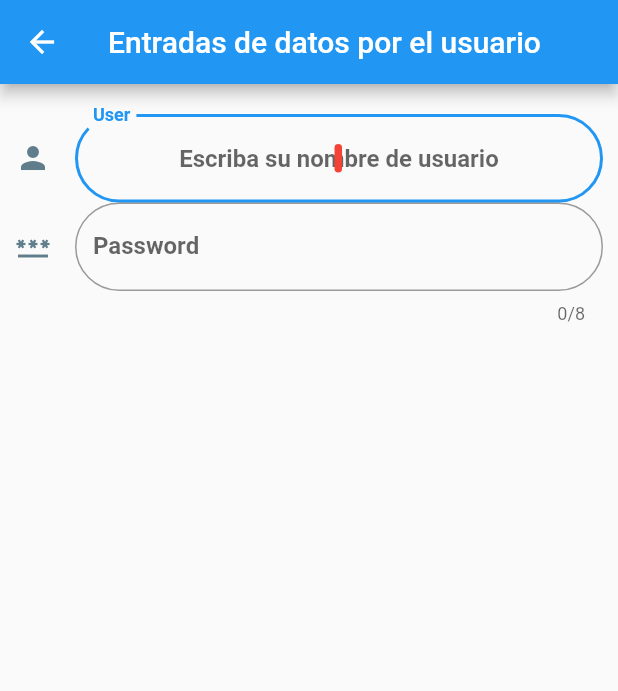
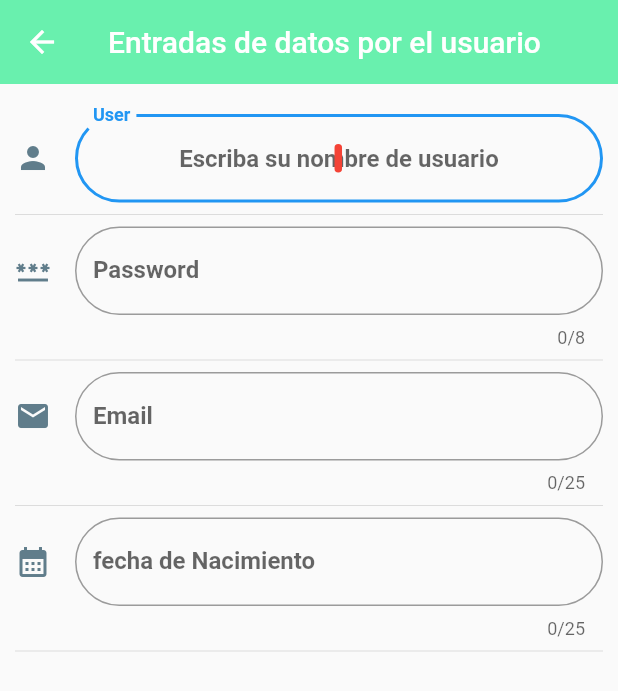
Before and after one commit to NoeNavarro1/Componentes, a Flutter app: the InputsScreens screen opened by its route, on a phone screen of 412 x 824 dp. Shown: the top 691 px of the screen. Run offline on Flutter 3.47's test engine with Material 2 defaults, Android fonts, the phone set to English and light mode, and no system bars.

Commit message:
Perdon profe por no hacer commits :(

```diff
--- a/lib/main.dart
+++ b/lib/main.dart
@@ -1,6 +1,5 @@
-import 'package:componentes/providers/inputs_screen.dart';
-import 'package:componentes/ui/screens/alerts_screen.dart';
-import 'package:componentes/ui/screens/home_page_temp.dart';
+import 'package:componentes/ui/screens/screens.dart';
+import 'package:componentes/utils/app_theme.dart';
 import 'package:flutter/material.dart';
 
 void main() => runApp(const MyApp());
@@ -13,6 +12,14 @@ class MyApp extends StatelessWidget {
     return  MaterialApp(
       title: 'App Componentes',
       debugShowCheckedModeBanner: false,
+      // localizationsDelegates:const [
+      //   GlobalMaterialLocalizations.delegate,
+      //   GlobalWidgetsLocalizations.delegate,
+      // ],
+      supportedLocales: const[
+         Locale('en', 'US'),
+         //Locale('es', 'MX'),
+      ],
       //home: HomePageTemp(),
       initialRoute: '/',
       routes: <String, WidgetBuilder>{
@@ -24,6 +31,8 @@ class MyApp extends StatelessWidget {
        print('Ruta llamada: ${settings.name}');
        return MaterialPageRoute(
         builder: (BuildContext context) => const AlertsScreen());
-      });
+      },
+      theme: AppTheme.lightTheme
+      );
   }
 }
--- a/lib/providers/inputs_screen.dart
+++ b/lib/providers/inputs_screen.dart
@@ -1,4 +1,7 @@
+import 'dart:io';
+
 import 'package:flutter/material.dart';
+import 'package:intl/intl.dart';
 
 class InputsScreens extends StatefulWidget {
   const InputsScreens({super.key});
@@ -10,6 +13,10 @@ class InputsScreens extends StatefulWidget {
 class _InputsScreensState extends State<InputsScreens> {
   String _userName = '';
   String _password = '';
+  String _email = '';
+  String _fecha = '';
+  final TextEditingController _inputFieldDateController = TextEditingController();
+
   @override
   Widget build(BuildContext context) {
     return Scaffold(
@@ -20,7 +27,13 @@ class _InputsScreensState extends State<InputsScreens> {
         padding: const EdgeInsets.symmetric(horizontal: 10.0, vertical: 20.0),
         children: [
           _crearEntradaNombre(),
+          const Divider(),
           _crearEntradaPassword(),
+          const Divider(),
+          _crearEntradaEmail(),
+          const Divider(),
+          _crearEntradaFecha(),
+          const Divider(),
         ],
       ),
     );
@@ -32,7 +45,7 @@ class _InputsScreensState extends State<InputsScreens> {
         textAlign: TextAlign.center,
         textCapitalization: TextCapitalization.sentences,
         style:const TextStyle(
-          color: Colors.amberAccent,
+          color: Color.fromARGB(255, 255, 255, 255),
           fontWeight: FontWeight.bold
         ),
         cursorColor: Colors.red,
@@ -60,15 +73,15 @@ class _InputsScreensState extends State<InputsScreens> {
         textAlign: TextAlign.center,
         textCapitalization: TextCapitalization.sentences,
         style:const TextStyle(
-          color: Colors.amberAccent,
+          color: Color.fromARGB(255, 255, 255, 255),
           fontWeight: FontWeight.bold
         ),
         cursorColor: Colors.red,
         cursorRadius: const Radius.circular(10.0),
+        keyboardType: TextInputType.number,
         cursorWidth: 5.0,
+        obscureText: true,
         maxLength: 8,
-        obscureText: true,
-        keyboardType: TextInputType.number,
         decoration: InputDecoration(
           border: OutlineInputBorder(borderRadius: BorderRadius.circular(30.0)),
           hintText: "Escriba su password",
@@ -78,9 +91,84 @@ class _InputsScreensState extends State<InputsScreens> {
           //prefix: const CircularProgressIndicator(),
         ),
         onChanged: (valor) {
-          _userName = valor;
+          _password= valor;
           print(_password);
         }
         );
   }
+
+  Widget _crearEntradaEmail() {
+    return TextField(
+        autofocus: true,
+        textAlign: TextAlign.center,
+        textCapitalization: TextCapitalization.sentences,
+        style:const TextStyle(
+          color: Color.fromARGB(255, 255, 255, 255),
+          fontWeight: FontWeight.bold
+        ),
+        cursorColor: Colors.red,
+        cursorRadius: const Radius.circular(10.0),
+        cursorWidth: 5.0,
+        maxLength: 25,
+        keyboardType: TextInputType.emailAddress,
+        decoration: InputDecoration(
+          border: OutlineInputBorder(borderRadius: BorderRadius.circular(30.0)),
+          hintText: "Escriba su Email",
+          labelText: ('Email'),
+          icon :const Icon(Icons.email),
+          iconColor: Colors.blueGrey,
+          //prefix: const CircularProgressIndicator(),
+        ),
+        onChanged: (valor) {
+          _email = valor;
+          print(_email);
+        }
+        );
+  }
+
+   Widget _crearEntradaFecha() {
+    return TextField(
+        controller: _inputFieldDateController,
+        enableInteractiveSelection: false,
+        textAlign: TextAlign.center,
+        textCapitalization: TextCapitalization.sentences,
+        style:const TextStyle(
+          color: Color.fromARGB(255, 255, 255, 255),
+          fontWeight: FontWeight.bold
+        ),
+        cursorColor: Colors.red,
+        cursorRadius: const Radius.circular(10.0),
+        cursorWidth: 5.0,
+        maxLength: 25,
+        keyboardType: TextInputType.datetime,
+        decoration: InputDecoration(
+          border: OutlineInputBorder(borderRadius: BorderRadius.circular(30.0)),
+          hintText: "fecha de Nacimiento",
+          labelText: ('fecha de Nacimiento'),
+          icon :const Icon(Icons.calendar_month),
+          iconColor: Colors.blueGrey,
+          //prefix: const CircularProgressIndicator(),
+        ),
+        onTap: () {
+          FocusScope.of(context).requestFocus(FocusNode());
+          _selectDate(context);
+        });
+  }
+
+  _selectDate(BuildContext context) async {
+    DateTime? picked = await showDatePicker(
+        context: context,
+        initialDate: DateTime.now(),
+        firstDate: DateTime(2018),
+        lastDate: DateTime(2025),
+    );
+    if (picked != null){
+      setState(() {
+        _fecha = picked.toString();
+        _fecha = DateFormat('dd-MM-yyyy').format(picked);
+        print(_fecha);
+        _inputFieldDateController.text = _fecha; //muestra la fecha en el TextField
+      });
+    }
+  }
 }
--- /dev/null
+++ b/lib/ui/screens/screens.dart
@@ -0,0 +1,3 @@
+export 'package:componentes/providers/inputs_screen.dart';
+export 'package:componentes/ui/screens/alerts_screen.dart';
+export 'package:componentes/ui/screens/home_page_temp.dart';
--- /dev/null
+++ b/lib/utils/app_theme.dart
@@ -0,0 +1,23 @@
+import 'package:flutter/material.dart';
+
+class AppTheme{
+  static const Color primary = Colors.greenAccent;
+  static final ThemeData lightTheme = ThemeData.light().copyWith(
+
+    primaryColor: Colors.orange,
+
+    appBarTheme: const AppBarTheme(
+      color: primary,
+      elevation: 0,
+    ),
+  );
+
+  static final ThemeData darkTheme = ThemeData.dark().copyWith(
+          //Color primario
+          primaryColor: const Color.fromARGB(255, 135, 78, 234),
+          //Appbar Theme
+          appBarTheme: const AppBarTheme(
+            color: Color.fromARGB(255, 35, 9, 104),
+            elevation: 0,
+          ));
+  }
--- a/pubspec.yaml
+++ b/pubspec.yaml
@@ -36,6 +36,7 @@ dependencies:
   # The following adds the Cupertino Icons font to your application.
   # Use with the CupertinoIcons class for iOS style icons.
   cupertino_icons: ^1.0.2
+  intl: ^0.17.0
 
 dev_dependencies:
   flutter_test:
@@ -47,6 +48,9 @@ dev_dependencies:
   # package. See that file for information about deactivating specific lint
   # rules and activating additional ones.
   flutter_lints: ^2.0.0
+
+  flutter_localizations:
+    sdk: flutter
 
 # For information on the generic Dart part of this file, see the
 # following page: https://dart.dev/tools/pub/pubspec
```
Also changed, not shown: pubspec.lock.
